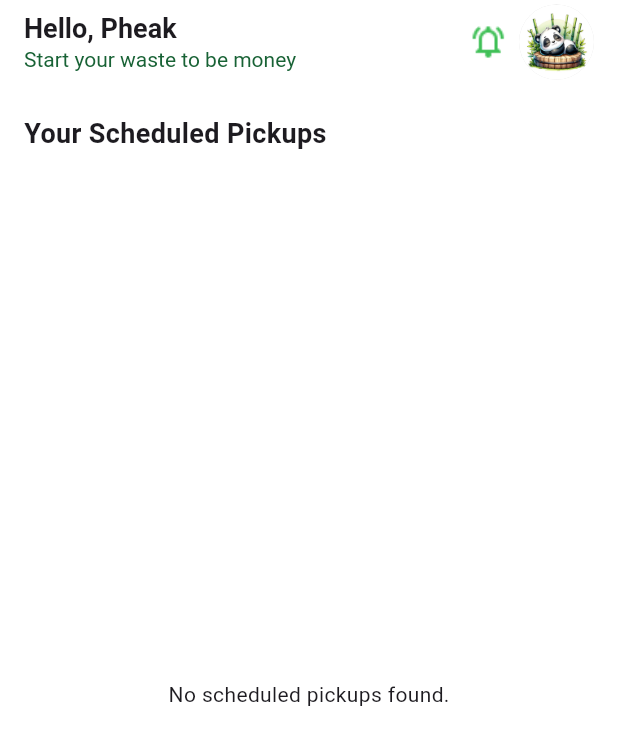
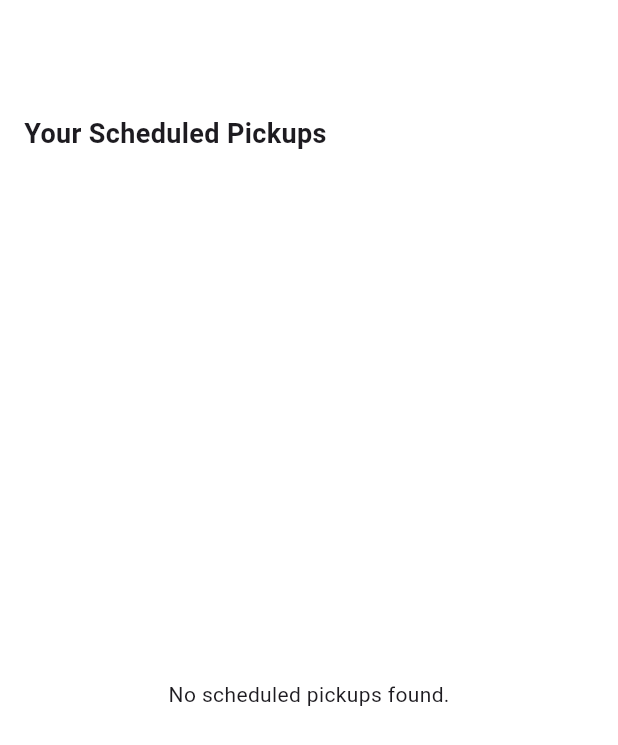
Before and after one commit to limsopheak16/Trash_Panda, a Flutter app: the ScheduledPickupsPage screen opened by its route, on a phone screen of 412 x 824 dp. Shown: the top 745 px of the screen. Run offline on Flutter 3.47's test engine with Material 3 defaults, Android fonts, the phone set to English and light mode, and no system bars; our stand-ins replace fl_chart, flutter_bloc, image_picker, shared_preferences, table_calendar; accounts and stored records are empty; network calls fail; Roboto replaces fonts that are missing (Poppins).

Commit message:
fixing error and add estimateWeight

```diff
--- a/lib/models/scheduledHistory_model.dart
+++ b/lib/models/scheduledHistory_model.dart
@@ -2,13 +2,15 @@ class ScheduledhistoryModel {
   final int pickupId;
   final String date;
   final String status;
-  final String wasteTypes; // Will store as a comma-separated string if API returns List
+  final String wasteTypes;
+  final int estimateWeight;
 
   ScheduledhistoryModel({
     required this.pickupId,
     required this.date,
     required this.status,
     required this.wasteTypes,
+    required this.estimateWeight,
   });
 
   factory ScheduledhistoryModel.fromJson(Map<String, dynamic> json) {
@@ -19,6 +21,7 @@ class ScheduledhistoryModel {
       wasteTypes: json['wasteTypes'] is List
           ? (json['wasteTypes'] as List).join(', ') // Convert List to String
           : json['wasteTypes'] ?? '', // Keep as String if already String
+      estimateWeight: json['estimateWeight'] ?? 0,
     );
   }
 
@@ -28,6 +31,7 @@ class ScheduledhistoryModel {
       'date': date,
       'status': status,
       'wasteTypes': wasteTypes, // Store as String
+      'estimateWeight': estimateWeight,
     };
   }
 }
--- a/lib/services/api_service.dart
+++ b/lib/services/api_service.dart
@@ -5,6 +5,7 @@ import 'package:trash_panda/models/user_model.dart'; // Ensure this import exist
 import 'package:trash_panda/models/activity_model.dart'; // Ensure this import exists
 import 'package:trash_panda/services/storage_service.dart';
 import 'package:trash_panda/models/pickup_model.dart';
+import 'package:trash_panda/models/cancelPickup_model.dart';
 
 
 class ApiService {
@@ -162,8 +163,7 @@ class ApiService {
       return null;
     }
   }
-}
-Future<List<ScheduleModel>> createNewSchedule({
+  Future<List<ScheduleModel>> createNewSchedule({
     int limit = 20,
     required String userId,
     required String date,
--- a/lib/views/history.dart
+++ b/lib/views/history.dart
@@ -20,53 +20,7 @@ class ScheduledPickupsPage extends StatelessWidget {
             Column(
               crossAxisAlignment: CrossAxisAlignment.start,
               children: const [
-                Text(
-                  'Hello, Pheak',
-                  style: TextStyle(
-                    fontSize: 18,
-                    fontWeight: FontWeight.bold,
-                  ),
-                ),
-                Text(
-                  'Start your waste to be money',
-                  style: TextStyle(
-                    fontSize: 14,
-                    color: Color(0xFF186235),
-                  ),
-                ),
-              ],
-            ),
-            Row(
-              mainAxisSize: MainAxisSize.min,
-              children: [
-                Container(
-                  width: 25,
-                  height: 25,
-                  decoration: const BoxDecoration(shape: BoxShape.circle),
-                  child: ClipRRect(
-                    borderRadius: BorderRadius.circular(15),
-                    child: Image.asset(
-                      'assets/icons/bell.png',
-                      fit: BoxFit.cover,
-                    ),
-                  ),
-                ),
-                const SizedBox(width: 8),
-                Container(
-                  width: 50,
-                  height: 50,
-                  decoration: BoxDecoration(
-                    color: Colors.grey[300],
-                    shape: BoxShape.circle,
-                  ),
-                  child: ClipRRect(
-                    borderRadius: BorderRadius.circular(45),
-                    child: Image.asset(
-                      'assets/icons/panda.jpg',
-                      fit: BoxFit.cover,
-                    ),
-                  ),
-                ),
+
               ],
             ),
           ],
@@ -100,6 +54,7 @@ class ScheduledPickupsPage extends StatelessWidget {
                   }
 
                   final scheduledHistory = snapshot.data!;
+                  print("------------ ${scheduledHistory[0].estimateWeight}");
 
                   return ListView.builder(
                     itemCount: scheduledHistory.length,
@@ -109,7 +64,7 @@ class ScheduledPickupsPage extends StatelessWidget {
                         date: pickup.date, // Adjust this for date
                         time: pickup.date, // Adjust this for time
                         materials: pickup.wasteTypes.split(','), // Assuming wasteTypes are comma-separated
-                        weight: 'N/A', // Adjust this if weight data is available
+                        estimateWeight: pickup.estimateWeight, // Adjust this if weight data is available
                         status: pickup.status,
                         statusColor: pickup.status == 'Scheduled' ? Colors.green : Colors.grey,
                         showCancelButton: pickup.status == 'Scheduled',
@@ -129,7 +84,7 @@ class ScheduledPickupsPage extends StatelessWidget {
     required String date,
     required String time,
     required List<String> materials,
-    required String weight,
+    required int estimateWeight,
     required String status,
     required Color statusColor,
     required bool showCancelButton,
@@ -209,7 +164,7 @@ class ScheduledPickupsPage extends StatelessWidget {
                   children: [
                     const Icon(Icons.scale, size: 16),
                     const SizedBox(width: 8),
-                    Text(weight, style: const TextStyle(fontSize: 14)),
+                    Text(estimateWeight.toString(), style: const TextStyle(fontSize: 14)),
                   ],
                 ),
                 const SizedBox(height: 8),
```
Also changed, not shown: flutter_01.png (added).
